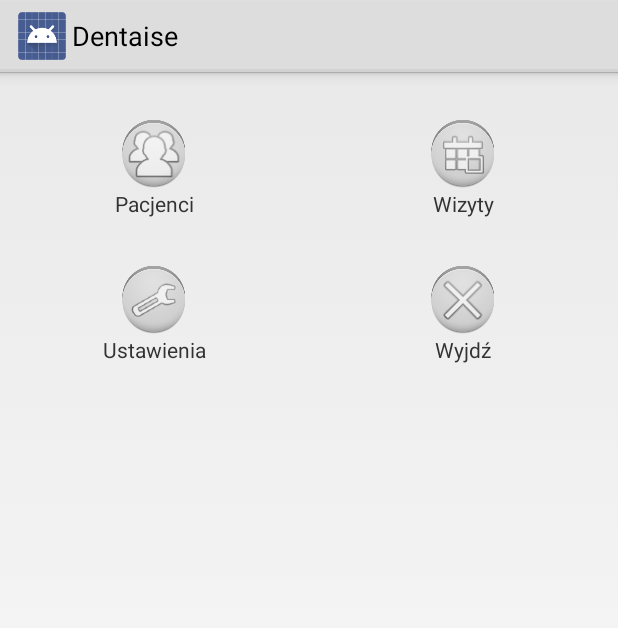
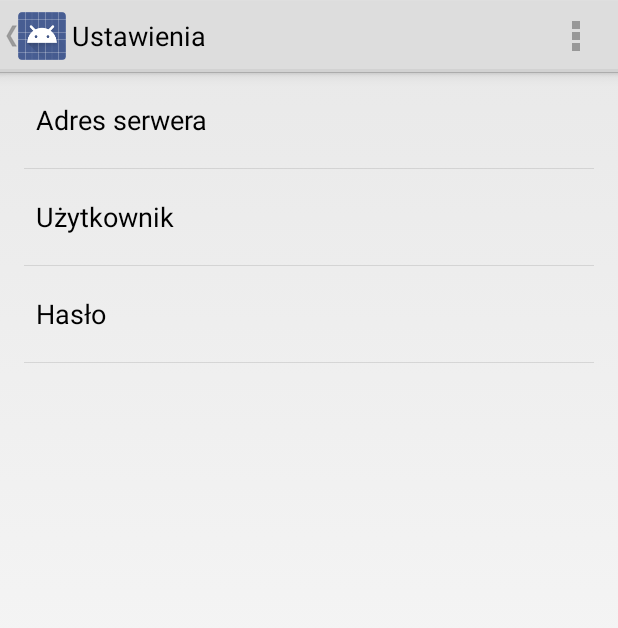
Before and after one commit to byyyk/Dentaise, an Android app: the screen it shows after launch (MainActivity before the commit, SettingsActivity after it), after a tap on "Ustawienia", on a phone screen of 412 x 824 dp. Shown: the top 628 px of the screen. Run offline under Robolectric (Android 15) with nearby library versions, the phone set to English and light mode, and no system bars; libraries missing offline, so code that uses them is left out: android.net.http, org.codehaus.jackson; network calls fail; 1 statement that could not run was skipped.

Commit message:
preferences

```diff
--- a/dentaise-mobile/app/build.gradle
+++ b/dentaise-mobile/app/build.gradle
@@ -29,5 +29,6 @@ android {
 dependencies {
     compile 'com.android.support:appcompat-v7:+'
     compile 'org.codehaus.jackson:jackson-mapper-asl:1.9.0'
+    compile 'com.google.android.gms:play-services:4.0.30'
     compile fileTree(dir: 'libs', include: ['*.jar'])
 }
--- a/dentaise-mobile/app/src/main/java/pl/edu/agh/mkulpa/dentaise/mobile/FindPatientActivity.java
+++ b/dentaise-mobile/app/src/main/java/pl/edu/agh/mkulpa/dentaise/mobile/FindPatientActivity.java
@@ -73,7 +73,11 @@ public class FindPatientActivity extends Activity {
     }
 
     public void updatePatientsList(final String query){
-        new RestCallAsyncTask<List<Patient>>(getApplicationContext()) {
+        new RestCallAsyncTask<List<Patient>>(FindPatientActivity.this) {
+            @Override
+            protected String onSuccessMessage() {
+                return null;
+            }
             @Override
             protected List<Patient> makeRestCall() throws IOException, JSONException, AuthenticationFailedException {
                 return Repositories.patient.listPatients(query);
--- a/dentaise-mobile/app/src/main/java/pl/edu/agh/mkulpa/dentaise/mobile/MainActivity.java
+++ b/dentaise-mobile/app/src/main/java/pl/edu/agh/mkulpa/dentaise/mobile/MainActivity.java
@@ -4,6 +4,7 @@ import android.app.Activity;
 import android.content.Context;
 import android.content.Intent;
 import android.os.Bundle;
+import android.preference.PreferenceManager;
 import android.util.Log;
 import android.view.LayoutInflater;
 import android.view.View;
@@ -13,6 +14,8 @@ import android.widget.AdapterView.OnItemClickListener;
 import android.widget.ArrayAdapter;
 import android.widget.GridView;
 import android.widget.TextView;
+
+import pl.edu.agh.mkulpa.dentaise.mobile.rest.Repositories;
 
 public class MainActivity extends Activity implements OnItemClickListener {
 
@@ -38,6 +41,8 @@ public class MainActivity extends Activity implements OnItemClickListener {
 		Log.i(TAG, "onCreate");
         setContentView(R.layout.activity_main);
 
+        initializeApp();
+
         menuItemLabels = new String[] {
                 getString(R.string.title_activity_find_patient),
                 getString(R.string.title_activity_find_visit),
@@ -51,7 +56,12 @@ public class MainActivity extends Activity implements OnItemClickListener {
         menu.setAdapter(mainMenuAdapter);
     }
 
-	@Override
+    private void initializeApp() {
+        PreferenceManager.setDefaultValues(this, R.xml.preferences, false);
+        Repositories.setup(this);
+    }
+
+    @Override
 	public void onItemClick(AdapterView<?> parent, View view, int position, long id) {
 		TextView textView = (TextView) view;
 		String label = (String) textView.getText();
@@ -63,6 +73,9 @@ public class MainActivity extends Activity implements OnItemClickListener {
 			startActivity(intent);
 		} else if (menuItemLabels[1].equals(label)) {
             intent = new Intent(this, FindVisitActivity.class);
+            startActivity(intent);
+        } else if (menuItemLabels[2].equals(label)) {
+            intent = new Intent(this, SettingsActivity.class);
             startActivity(intent);
         }
 
--- /dev/null
+++ b/dentaise-mobile/app/src/main/java/pl/edu/agh/mkulpa/dentaise/mobile/SettingsActivity.java
@@ -0,0 +1,95 @@
+package pl.edu.agh.mkulpa.dentaise.mobile;
+
+import android.app.Activity;
+import android.content.SharedPreferences;
+import android.os.Bundle;
+import android.preference.EditTextPreference;
+import android.preference.Preference;
+import android.preference.PreferenceFragment;
+import android.support.v4.app.NavUtils;
+import android.view.Menu;
+import android.view.MenuItem;
+
+import java.util.Map;
+
+import pl.edu.agh.mkulpa.dentaise.mobile.rest.Repositories;
+
+
+public class SettingsActivity extends Activity {
+
+    @Override
+    protected void onCreate(Bundle savedInstanceState) {
+        super.onCreate(savedInstanceState);
+        getActionBar().setDisplayHomeAsUpEnabled(true);
+
+        // Display the fragment as the main content.
+        getFragmentManager().beginTransaction()
+                .replace(android.R.id.content, new SettingsFragment())
+                .commit();
+    }
+
+
+    @Override
+    public boolean onCreateOptionsMenu(Menu menu) {
+        getMenuInflater().inflate(R.menu.settings, menu);
+        return true;
+    }
+
+    @Override
+    public boolean onOptionsItemSelected(MenuItem item) {
+        switch (item.getItemId()) {
+            case android.R.id.home:
+                NavUtils.navigateUpFromSameTask(this);
+                return true;
+            default:
+                return super.onOptionsItemSelected(item);
+        }
+    }
+
+
+
+    public static class SettingsFragment extends PreferenceFragment implements SharedPreferences.OnSharedPreferenceChangeListener{
+        @Override
+        public void onCreate(Bundle savedInstanceState) {
+            super.onCreate(savedInstanceState);
+            addPreferencesFromResource(R.xml.preferences);
+        }
+
+        @Override
+        public void onStart() {
+            super.onStart();
+            SharedPreferences preferences = getPreferenceScreen().getSharedPreferences();
+            preferences.registerOnSharedPreferenceChangeListener(this);
+            initSummaries(preferences);
+        }
+
+        private void initSummaries(SharedPreferences preferences) {
+            for (Map.Entry<String, ?> e : preferences.getAll().entrySet()) {
+                onSharedPreferenceChanged(preferences, e.getKey());
+            }
+        }
+
+        @Override
+        public void onSharedPreferenceChanged(SharedPreferences sharedPreferences, String key) {
+            Preference changedPreference = findPreference(key);
+            String value = ((EditTextPreference) changedPreference).getText();
+            if ("pref_username".equals(key)) {
+                Repositories.app.setUsername(value);
+                changedPreference.setSummary(value);
+            } else if ("pref_password".equals(key)) {
+                Repositories.app.setPassword(value);
+                StringBuilder builder = new StringBuilder();
+                for (int i = 0; i < value.length(); i++) {
+                    builder.append('*');
+                }
+                changedPreference.setSummary(builder.toString());
+            } else if ("pref_serverAddress".equals(key)) {
+                Repositories.app.setServerAddress(value);
+                changedPreference.setSummary(value);
+            }
+            Repositories.app.reconfigure();
+        }
+
+    }
+
+}
--- a/dentaise-mobile/app/src/main/java/pl/edu/agh/mkulpa/dentaise/mobile/rest/AppRepository.java
+++ b/dentaise-mobile/app/src/main/java/pl/edu/agh/mkulpa/dentaise/mobile/rest/AppRepository.java
@@ -32,24 +32,42 @@ public class AppRepository {
     private BasicCookieStore cookieStore;
     private String username;
     private String password;
+    private String serverAddress;
 
-    public AppRepository(String baseUrl, String username, String password) {
+    public AppRepository(String serverAddress, String username, String password) {
         httpClient = AndroidHttpClient.newInstance("dentaiseHttpClient");
         cookieStore = new BasicCookieStore();
         context = new BasicHttpContext();
         context.setAttribute(ClientContext.COOKIE_STORE, cookieStore);
-        reconfigure(baseUrl, username, password);
+        setServerAddress(serverAddress);
+        setUsername(username);
+        setPassword(password);
     }
 
-    public void reconfigure(String baseUrl, String username, String password) {
-        this.baseUrl = baseUrl;
-        this.username = username;
-        this.password = password;
+    public void reconfigure() {
+        Log.i(TAG, "reconfiguring for " + username + ":" + password + "@" + serverAddress);
         cookieStore.clear();
     }
 
-    public String getBaseUrl() {
+    String getBaseUrl() {
         return baseUrl;
+    }
+
+    public void setUsername(String username) {
+        this.username = username;
+    }
+
+    public void setPassword(String password) {
+        this.password = password;
+    }
+
+    public void setServerAddress(String serverAddress) {
+        this.serverAddress = serverAddress;
+        if (!serverAddress.startsWith("http://")) {
+            this.baseUrl = "http://" + serverAddress;
+        } else {
+            this.baseUrl = serverAddress;
+        }
     }
 
     public void print(HttpResponse response) {
@@ -94,6 +112,16 @@ public class AppRepository {
     }
 
     public HttpResponse execute(HttpUriRequest request) throws IOException, AuthenticationFailedException {
+        if (serverAddress == null || serverAddress.isEmpty()) {
+            throw new IOException("serverAddress not specified!");
+        }
+        if (username == null || username.isEmpty()) {
+            throw new IOException("username not specified!");
+        }
+        if (password == null || password.isEmpty()) {
+            throw new IOException("password not specified!");
+        }
+
         HttpResponse response;
         boolean loggedInBeforehand = false;
         if (notLoggedIn()) {
--- a/dentaise-mobile/app/src/main/java/pl/edu/agh/mkulpa/dentaise/mobile/rest/Repositories.java
+++ b/dentaise-mobile/app/src/main/java/pl/edu/agh/mkulpa/dentaise/mobile/rest/Repositories.java
@@ -1,4 +1,8 @@
 package pl.edu.agh.mkulpa.dentaise.mobile.rest;
+
+import android.content.Context;
+import android.content.SharedPreferences;
+import android.preference.PreferenceManager;
 
 /**
  * Created by byyyk on 05.08.14.
@@ -6,10 +10,18 @@ package pl.edu.agh.mkulpa.dentaise.mobile.rest;
 public class Repositories {
     public static AppRepository app;
     public static PatientRepository patient;
+    public static VisitRepository visit;
 
-    static {
+    public static void setup(Context context) {
         //TODO configure in settings
-        app = new AppRepository("http://192.168.2.123:9000", "mckulpa", "s3cret");
+        SharedPreferences preferences = PreferenceManager.getDefaultSharedPreferences(context);
+
+        app = new AppRepository(
+                preferences.getString("pref_serverAddress", null),
+                preferences.getString("pref_username", null),
+                preferences.getString("pref_password", null)
+        );
         patient = new PatientRepository(app);
+        visit = new VisitRepository(app);
     }
 }
--- a/dentaise-mobile/app/src/main/res/menu/activity_edit_patient.xml
+++ b/dentaise-mobile/app/src/main/res/menu/activity_edit_patient.xml
@@ -2,7 +2,7 @@
 <menu xmlns:android="http://schemas.android.com/apk/res/android"
     android:layout_height="wrap_content"
     android:layout_width="wrap_content">
-    <item android:id="@+id/save"
+    <item android:id="@+id/save_patient_action"
         android:icon="@drawable/ic_action_save"
         android:title="@string/save"
         android:showAsAction="ifRoom"/>
--- /dev/null
+++ b/dentaise-mobile/app/src/main/res/menu/settings.xml
@@ -0,0 +1,10 @@
+<menu xmlns:android="http://schemas.android.com/apk/res/android"
+    xmlns:app="http://schemas.android.com/apk/res-auto"
+    xmlns:tools="http://schemas.android.com/tools"
+    tools:context="pl.edu.agh.mkulpa.dentaise.mobile.SettingsActivity" >
+
+    <item android:id="@+id/action_settings"
+        android:title="@string/action_settings"
+        android:orderInCategory="100"
+        app:showAsAction="never" />
+</menu>
--- a/dentaise-mobile/app/src/main/res/values/strings.xml
+++ b/dentaise-mobile/app/src/main/res/values/strings.xml
@@ -30,5 +30,12 @@
     <string name="toast_connection_fault">Nie udało się nawiązać połączenia z serwerem</string>
     <string name="toast_authentication_fault">Błąd logowania, niepoprawna nazwa użytkownika lub hasło</string>
     <string name="toast_saved">Zapisano</string>
+    <string name="progress_wait">Proszę czekać</string>
+    <string name="username">Użytkownik</string>
+    <string name="password">Hasło</string>
+    <string name="server_address">Adres serwera</string>
+    <string name="dentaise_server_label">Serwer Dentaise</string>
+    <string name="login_data_label">Dane logowania</string>
+    <string name="server_address_hint">np. 192.168.1.50:9000</string>
 
 </resources>
--- /dev/null
+++ b/dentaise-mobile/app/src/main/res/xml/preferences.xml
@@ -0,0 +1,22 @@
+<?xml version="1.0" encoding="utf-8"?>
+<PreferenceScreen xmlns:android="http://schemas.android.com/apk/res/android">
+    <EditTextPreference
+        android:key="pref_serverAddress"
+        android:title="@string/server_address"
+        android:summary=""
+        android:defaultValue=""
+        android:hint="@string/server_address_hint"
+        android:inputType="text"/>
+    <EditTextPreference
+        android:key="pref_username"
+        android:title="@string/username"
+        android:summary=""
+        android:defaultValue=""
+        android:inputType="text"/>
+    <EditTextPreference
+        android:key="pref_password"
+        android:title="@string/password"
+        android:summary=""
+        android:defaultValue=""
+        android:inputType="textPassword"/>
+</PreferenceScreen>
```
Also changed, not shown: dentaise-mobile/app/src/main/AndroidManifest.xml (+20 -0 lines), dentaise-mobile/app/src/main/java/pl/edu/agh/mkulpa/dentaise/mobile/EditPatientActivity.java (+11 -9 lines), dentaise-mobile/app/src/main/java/pl/edu/agh/mkulpa/dentaise/mobile/FindVisitActivity.java (+24 -12 lines), dentaise-mobile/app/src/main/java/pl/edu/agh/mkulpa/dentaise/mobile/rest/RestCallAsyncTask.java (+17 -2 lines), dentaise-mobile/app/src/main/java/pl/edu/agh/mkulpa/dentaise/mobile/rest/SettingsActivity.java (added, +17 -0 lines), dentaise-mobile/app/src/main/java/pl/edu/agh/mkulpa/dentaise/mobile/rest/VisitRepository.java (added, +51 -0 lines), 3 other files.
